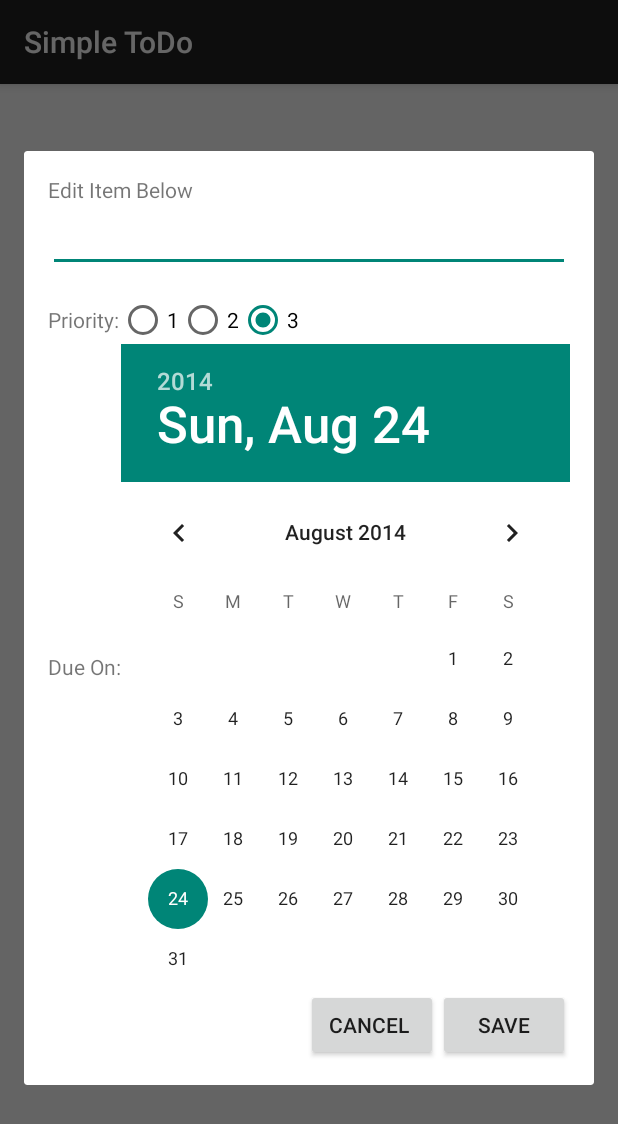
After one commit to miracolight/iflash, an Android app: the fragment EditItemDialogFragment shown on its own in the app's theme, on a phone screen of 412 x 824 dp. The commit adds this screen. Shown: the top 1124 px of the screen. Run offline under Robolectric (Android 15) with nearby library versions, the phone set to English and light mode, and no system bars; 4 statements that could not run were skipped.

Commit message:
Persist the todo app in SQLite, use DialogFragment to support edit, support dueDate & priority for items

```diff
--- a/ToDoApplication/app/build.gradle
+++ b/ToDoApplication/app/build.gradle
@@ -22,5 +22,6 @@ android {
 dependencies {
     compile fileTree(dir: 'libs', include: ['*.jar'])
     compile files('libs/commons-io-2.4.jar')
+    compile files('libs/ActiveAndroid-3.1-adcddac4c58.jar')
     compile 'com.android.support:appcompat-v7:19.+'
 }
--- a/ToDoApplication/app/src/main/java/com/example/todoapp/todoapplication/EditItemActivity.java
+++ b/ToDoApplication/app/src/main/java/com/example/todoapp/todoapplication/EditItemActivity.java
@@ -11,7 +11,7 @@ import android.widget.EditText;
 import com.example.todoapp.todoapplication.R;
 
 public class EditItemActivity extends ActionBarActivity {
-
+    public static final String  TODO_ITEM = "todo_item";
     public static final String  TODO_ITEM_KEY = "todo_item_key";
     public static final String  TODO_ITEM_TEXT = "todo_item_text";
     public static final int     REQUEST_CODE = 100;
--- /dev/null
+++ b/ToDoApplication/app/src/main/java/com/example/todoapp/todoapplication/EditItemDialogFragment.java
@@ -0,0 +1,103 @@
+package com.example.todoapp.todoapplication;
+
+
+import android.content.DialogInterface;
+import android.os.Bundle;
+import android.view.LayoutInflater;
+import android.view.View;
+import android.view.ViewGroup;
+import android.view.Window;
+import android.widget.Button;
+
+import android.widget.DatePicker;
+import android.widget.NumberPicker;
+import android.widget.RadioButton;
+import android.widget.RadioGroup;
+import android.widget.TextView;
+
+import com.example.todoapp.todoapplication.data.TodoEntry;
+
+import java.util.Calendar;
+import java.util.Date;
+
+/**
+ * Created by qingdi on 8/23/14.
+ */
+public class EditItemDialogFragment extends android.support.v4.app.DialogFragment{
+    private TodoEntry       todoEntry;
+    private TextView        descriptionTextView;
+    private DatePicker      dueDatePicker;
+    private RadioGroup      priorityRadioGroup;
+    private RadioButton radioSexButton;
+
+    @Override
+    public void onCreate(Bundle savedInstanceState) {
+        super.onCreate(savedInstanceState);
+        todoEntry = getArguments().getParcelable(EditItemActivity.TODO_ITEM);
+    }
+
+    @Override
+    public View onCreateView(LayoutInflater inflater, ViewGroup container,
+                             Bundle savedInstanceState) {
+        View rootView = inflater.inflate(R.layout.dialogfragment_edit_item, container, false);
+
+        descriptionTextView = ((TextView)rootView.findViewById(R.id.etEditItem));
+        descriptionTextView.setText(todoEntry.description);
+
+        dueDatePicker = (DatePicker)rootView.findViewById(R.id.datePicker);
+        Calendar c = Calendar.getInstance();
+        c.setTime(todoEntry.dueDate);
+        dueDatePicker.init(c.get(Calendar.YEAR), c.get(Calendar.MONTH), c.get(Calendar.DAY_OF_MONTH), null);
+
+        priorityRadioGroup = (RadioGroup)rootView.findViewById(R.id.radioPrioirty);
+        priorityRadioGroup.check(findRadioButtonByPriority(todoEntry.priority));
+
+        Button saveButton = (Button)rootView.findViewById(R.id.btnSave);
+        saveButton.setOnClickListener(new View.OnClickListener() {
+            public void onClick(View arg0) {
+                todoEntry.description = descriptionTextView.getText().toString();
+                todoEntry.dueDate = new Date(dueDatePicker.getYear() - 1900, dueDatePicker.getMonth(), dueDatePicker.getDayOfMonth());
+
+                RadioButton priority = (RadioButton)priorityRadioGroup.findViewById(priorityRadioGroup.getCheckedRadioButtonId());
+                todoEntry.priority = Integer.parseInt(priority.getText().toString());
+                todoEntry.save();
+                getDialog().dismiss();
+            }
+        });
+
+        Button cancelButton = (Button)rootView.findViewById(R.id.btnCancel);
+        cancelButton.setOnClickListener(new View.OnClickListener() {
+            public void onClick(View arg0) {
+                getDialog().dismiss();
+            }
+        });
+
+        getDialog().requestWindowFeature(Window.FEATURE_NO_TITLE);
+        return rootView;
+    }
+
+    private int findRadioButtonByPriority(int priority) {
+        switch (priority) {
+            case 1:
+                return R.id.radio1;
+            case 2:
+                return R.id.radio2;
+            default:
+                return R.id.radio3;
+        }
+    }
+
+
+    @Override
+    public void onDismiss(DialogInterface dialog) {
+        super.onDismiss(dialog);
+        EditItemDialogListener activity = (EditItemDialogListener) getActivity();
+        activity.onFinishEditDialog();
+        this.dismiss();
+    }
+
+    public interface EditItemDialogListener {
+       void onFinishEditDialog();
+    }
+
+}
--- a/ToDoApplication/app/src/main/res/layout/activity_todo.xml
+++ b/ToDoApplication/app/src/main/res/layout/activity_todo.xml
@@ -35,7 +35,4 @@
         android:layout_alignParentRight="true"
         android:onClick="addTodoItem" />
 
-
-
-
 </RelativeLayout>
--- /dev/null
+++ b/ToDoApplication/app/src/main/res/layout/dialogfragment_edit_item.xml
@@ -0,0 +1,101 @@
+<LinearLayout xmlns:android="http://schemas.android.com/apk/res/android"
+    xmlns:tools="http://schemas.android.com/tools"
+    android:layout_width="match_parent"
+    android:layout_height="wrap_content"
+    android:paddingLeft="@dimen/activity_horizontal_margin"
+    android:paddingRight="@dimen/activity_horizontal_margin"
+    android:paddingTop="@dimen/activity_vertical_margin"
+    android:paddingBottom="@dimen/activity_vertical_margin"
+    android:orientation="vertical"
+    tools:context="com.example.todoapp.todoapplication.EditItemActivity">
+
+    <TextView
+        android:layout_width="wrap_content"
+        android:layout_height="wrap_content"
+        android:id="@+id/editItemBelowPrompt"
+        android:text="@string/edit_item_below"/>
+    <EditText
+        android:layout_width="match_parent"
+        android:layout_height="wrap_content"
+        android:inputType="textMultiLine"
+        android:ems="10"
+        android:id="@+id/etEditItem" />
+
+    <RelativeLayout xmlns:android="http://schemas.android.com/apk/res/android"
+        android:layout_width="wrap_content"
+        android:layout_height="wrap_content"
+        android:orientation="horizontal" >
+        <TextView
+            android:id="@+id/itemPriorityPrompt"
+            android:layout_width="wrap_content"
+            android:layout_height="wrap_content"
+            android:paddingTop="16dp"
+            android:layout_centerVertical="true"
+            android:text="@string/edit_item_priority"/>
+        <RadioGroup
+            android:id="@+id/radioPrioirty"
+            android:layout_width="wrap_content"
+            android:layout_height="wrap_content"
+            android:paddingTop="16dp"
+            android:layout_toEndOf="@+id/itemPriorityPrompt"
+            android:orientation="horizontal">
+
+            <RadioButton
+                android:id="@+id/radio1"
+                android:layout_width="wrap_content"
+                android:layout_height="wrap_content"
+                android:text="1"
+                android:checked="true" />
+            <RadioButton
+                android:id="@+id/radio2"
+                android:layout_width="wrap_content"
+                android:layout_height="wrap_content"
+                android:text="2"
+                android:checked="true" />
+            <RadioButton
+                android:id="@+id/radio3"
+                android:layout_width="wrap_content"
+                android:layout_height="wrap_content"
+                android:text="3"
+                android:checked="true" />
+        </RadioGroup>
+    </RelativeLayout>
+    <RelativeLayout
+        android:layout_width="wrap_content"
+        android:layout_height="wrap_content">
+        <TextView
+            android:layout_width="wrap_content"
+            android:layout_height="wrap_content"
+            android:text="@string/edit_item_due_date"
+            android:id="@+id/editDueDatePrompt"
+            android:layout_centerVertical="true"
+            android:layout_alignParentLeft="true"
+            android:layout_alignParentStart="true" />
+        <DatePicker
+            android:layout_width="wrap_content"
+            android:layout_height="wrap_content"
+            android:id="@+id/datePicker"
+            android:calendarViewShown="false"
+            android:layout_toRightOf="@+id/editDueDatePrompt"
+            android:layout_toEndOf="@+id/editDueDatePrompt" />
+    </RelativeLayout>
+    <LinearLayout
+        android:layout_width="fill_parent"
+        android:layout_height="wrap_content"
+        android:gravity="right">
+        <Button
+            android:layout_width="wrap_content"
+            android:layout_height="wrap_content"
+            android:paddingRight="16dp"
+            android:text="@string/cancel_button_label"
+            android:id="@+id/btnCancel"
+            android:onClick="saveTodoItem"
+            android:layout_gravity="end" />
+        <Button
+            android:layout_width="wrap_content"
+            android:layout_height="wrap_content"
+            android:text="@string/save_button_label"
+            android:id="@+id/btnSave"
+            android:onClick="saveTodoItem"/>
+    </LinearLayout>
+</LinearLayout>
--- a/ToDoApplication/app/src/main/res/values/strings.xml
+++ b/ToDoApplication/app/src/main/res/values/strings.xml
@@ -7,5 +7,8 @@
     <string name="add_button_label">Add</string>
     <string name="title_activity_edit_item">Edit Item</string>
     <string name="save_button_label">Save</string>
+    <string name="cancel_button_label">Cancel</string>
     <string name="edit_item_below">Edit Item Below</string>
+    <string name="edit_item_due_date">Due On:</string>
+    <string name="edit_item_priority">Priority:</string>
 </resources>
```
Also changed, not shown: ToDoApplication/app/src/main/AndroidManifest.xml (+10 -1 lines), ToDoApplication/app/src/main/java/com/example/todoapp/todoapplication/TodoActivity.java (+42 -43 lines), ToDoApplication/app/src/main/java/com/example/todoapp/todoapplication/TodoAdapter.java (added, +67 -0 lines), ToDoApplication/app/src/main/java/com/example/todoapp/todoapplication/data/TodoEntry.java (added, +85 -0 lines), ToDoApplication/app/src/main/res/layout/activity_todo_item.xml (added, +36 -0 lines), ToDoApplication/app/libs/ActiveAndroid-3.1-adcddac4c58.jar (added), 1 other file.
